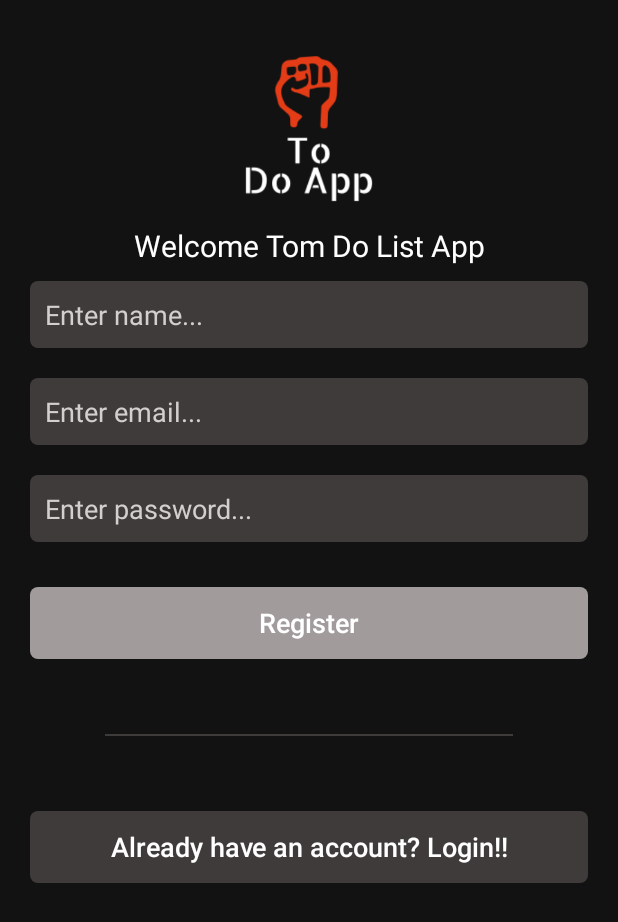
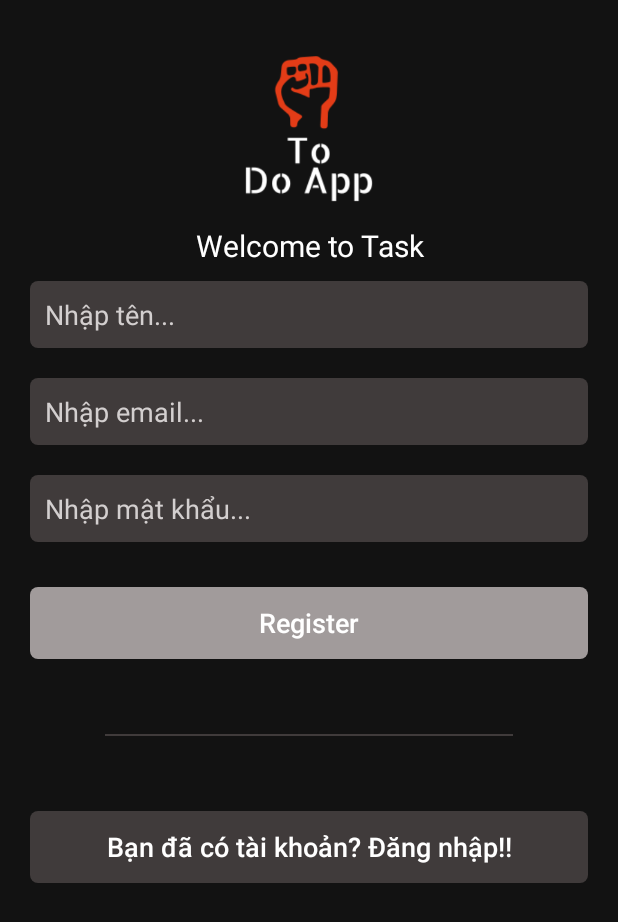
Before and after one commit to huynhit24/Task, an Android app: the RegisterActivity screen opened directly, with no data from a screen before it, on a phone screen of 412 x 824 dp. Shown: the top 922 px of the screen. Run offline under Robolectric (Android 15) with nearby library versions, the phone set to English and light mode, and no system bars; our stand-ins replace Volley; 1 statement that could not run was skipped.

Commit message:
improve ui/ux app

```diff
--- a/app/src/main/java/com/huynhkhoa/task/RegisterActivity.java
+++ b/app/src/main/java/com/huynhkhoa/task/RegisterActivity.java
@@ -171,7 +171,7 @@ public class RegisterActivity extends AppCompatActivity {
     @Override
     protected void onStart() {
         super.onStart();
-        SharedPreferences todo_pref = getSharedPreferences("user_todo", MODE_PRIVATE);
+        SharedPreferences todo_pref = getSharedPreferences("user_task", MODE_PRIVATE);
         if(todo_pref.contains("token")) {
             startActivity(new Intent(RegisterActivity.this, MainActivity.class));
             finish();
--- a/app/src/main/java/com/huynhkhoa/task/Services/SharedPreferenceClass.java
+++ b/app/src/main/java/com/huynhkhoa/task/Services/SharedPreferenceClass.java
@@ -5,7 +5,7 @@ import android.content.Context;
 import android.content.SharedPreferences;
 
 public class SharedPreferenceClass {
-    private static final String USER_PREF = "user_todo";
+    private static final String USER_PREF = "user_task";
     private SharedPreferences appShared;
     private SharedPreferences.Editor prefsEditor;
 
--- a/app/src/main/res/layout/activity_login.xml
+++ b/app/src/main/res/layout/activity_login.xml
@@ -20,7 +20,7 @@
         <TextView
             android:layout_width="match_parent"
             android:layout_height="wrap_content"
-            android:text="Welcome Tom Do List App"
+            android:text="Welcome to Task"
             android:textColor="#ffffff"
             android:gravity="center_horizontal"
             android:textSize="20sp"
@@ -45,7 +45,7 @@
             <EditText
                 android:layout_width="match_parent"
                 android:layout_height="wrap_content"
-                android:hint="Enter email..."
+                android:hint="Nhập email..."
                 android:background="@drawable/input_field"
                 android:textColorHint="#D3CFCF"
                 android:id="@+id/email_ET"
@@ -57,7 +57,7 @@
             <EditText
                 android:layout_width="match_parent"
                 android:layout_height="wrap_content"
-                android:hint="Enter password..."
+                android:hint="Nhập mật khẩu..."
                 android:background="@drawable/input_field"
                 android:textColorHint="#D3CFCF"
                 android:id="@+id/password_ET"
--- a/app/src/main/res/layout/activity_register.xml
+++ b/app/src/main/res/layout/activity_register.xml
@@ -20,7 +20,7 @@
         <TextView
             android:layout_width="match_parent"
             android:layout_height="wrap_content"
-            android:text="Welcome Tom Do List App"
+            android:text="Welcome to Task"
             android:textColor="#ffffff"
             android:gravity="center_horizontal"
             android:textSize="20sp"
@@ -45,7 +45,7 @@
             <EditText
                 android:layout_width="match_parent"
                 android:layout_height="wrap_content"
-                android:hint="Enter name..."
+                android:hint="Nhập tên..."
                 android:background="@drawable/input_field"
                 android:textColorHint="#D3CFCF"
                 android:id="@+id/name_ET"
@@ -56,7 +56,7 @@
             <EditText
                 android:layout_width="match_parent"
                 android:layout_height="wrap_content"
-                android:hint="Enter email..."
+                android:hint="Nhập email..."
                 android:background="@drawable/input_field"
                 android:textColorHint="#D3CFCF"
                 android:id="@+id/email_ET"
@@ -68,7 +68,7 @@
             <EditText
                 android:layout_width="match_parent"
                 android:layout_height="wrap_content"
-                android:hint="Enter password..."
+                android:hint="Nhập mật khẩu..."
                 android:background="@drawable/input_field"
                 android:textColorHint="#D3CFCF"
                 android:id="@+id/password_ET"
@@ -99,7 +99,7 @@
             <Button
                 android:layout_width="match_parent"
                 android:layout_height="wrap_content"
-                android:text="Already have an account? Login!!"
+                android:text="Bạn đã có tài khoản? Đăng nhập!!"
                 android:textSize="18sp"
                 android:textAllCaps="false"
                 android:background="@drawable/input_field"
--- a/app/src/main/res/layout/custom_dialog_layout.xml
+++ b/app/src/main/res/layout/custom_dialog_layout.xml
@@ -12,7 +12,7 @@
         android:layout_width="match_parent"
         android:layout_height="wrap_content"
         android:id="@+id/title"
-        android:hint="Title"
+        android:hint="Tiêu đề Task"
         android:padding="15dp"
         android:singleLine="true"
         />
@@ -21,7 +21,7 @@
         android:layout_width="match_parent"
         android:layout_height="wrap_content"
         android:id="@+id/description"
-        android:hint="Description"
+        android:hint="Mô tả"
         android:layout_marginTop="20dp"
         android:paddingTop="20dp"
         android:paddingBottom="20dp"
--- a/app/src/main/res/layout/fragment_finished_task.xml
+++ b/app/src/main/res/layout/fragment_finished_task.xml
@@ -39,7 +39,7 @@
         android:layout_width="wrap_content"
         android:layout_height="wrap_content"
         android:id="@+id/empty_tv"
-        android:text="You have not finished any task, yet."
+        android:text="Bạn vẫn chưa hoàn thành bất kỳ Task nào."
         android:textSize="30sp"
         android:textStyle="bold"
         android:textColor="@color/red"
--- a/app/src/main/res/layout/fragment_home.xml
+++ b/app/src/main/res/layout/fragment_home.xml
@@ -27,7 +27,7 @@
         android:layout_width="wrap_content"
         android:layout_height="wrap_content"
         android:id="@+id/empty_tv"
-        android:text="Empty Todo List!!!"
+        android:text="Danh sách Task trống!!!"
         android:textSize="30sp"
         android:textStyle="bold"
         android:textColor="@color/red"
--- a/app/src/main/res/layout/navigation_header.xml
+++ b/app/src/main/res/layout/navigation_header.xml
@@ -23,7 +23,7 @@
         android:layout_width="wrap_content"
         android:layout_height="wrap_content"
         android:layout_below="@+id/avatar"
-        android:text="Ajit Pradhan"
+        android:text="Taskman"
         android:textColor="@color/white"
         android:layout_marginTop="5dp"
         android:layout_marginLeft="18dp"
@@ -35,7 +35,7 @@
         android:layout_width="wrap_content"
         android:layout_height="wrap_content"
         android:layout_below="@+id/username"
-        android:text="ajit@gmail.com"
+        android:text="task.support@gmail.com"
         android:textColor="@color/white"
         android:layout_marginTop="5dp"
         android:layout_marginLeft="18dp"
--- a/app/src/main/res/values/strings.xml
+++ b/app/src/main/res/values/strings.xml
@@ -2,7 +2,7 @@
     <string name="app_name">Task</string>
     <!-- <string name="package_app">com.huynhkhoa.task</string>-->
     <!-- TODO: Remove or change this placeholder text -->
-    <string name="hello_blank_fragment">Hello blank fragment</string>
+    <string name="hello_blank_fragment">Xin chào!</string>
     <string name="drawer_open">navigation_drawer_open</string>
     <string name="drawer_close">navigation_drawer_close</string>
 </resources>
```
